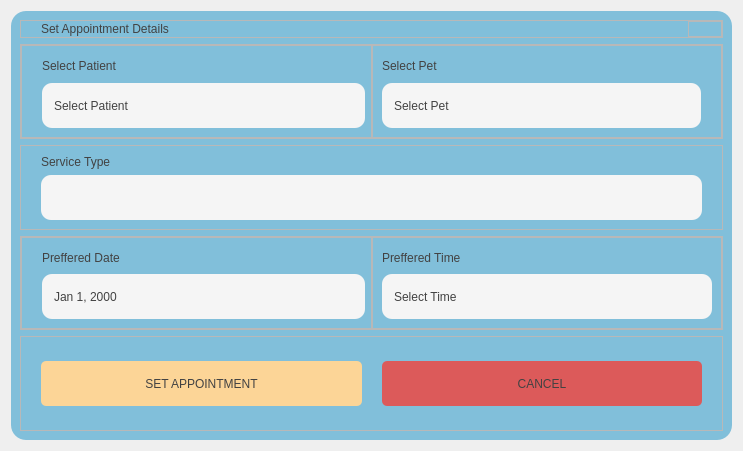
Qt form Desktop_Application/Frontend/ui-files/addAppointmentCard.ui (DreddVDomasian/Petmate-Desktop-Application) before a commit.
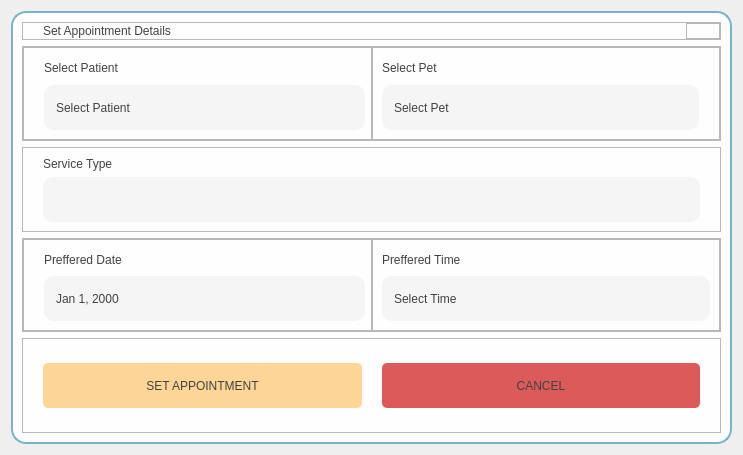
The same form after that commit. Icons and pictures are not drawn.

The edit to the form file:
```diff
--- a/Desktop_Application/Frontend/ui-files/addAppointmentCard.ui
+++ b/Desktop_Application/Frontend/ui-files/addAppointmentCard.ui
@@ -7,7 +7,7 @@
     <x>0</x>
     <y>0</y>
     <width>743</width>
-    <height>451</height>
+    <height>455</height>
    </rect>
   </property>
   <property name="windowTitle">
@@ -21,8 +21,9 @@
     <widget class="QFrame" name="addPopUPFrame">
      <property name="styleSheet">
       <string notr="true">#addPopUPFrame{
-	background-color:#81BFDA;
-	border-radius:15px;
+	background-color:rgb(254, 254, 254);
+    border-radius: 15px;
+    border: 2px solid #78B3CE;
 }
 
 QDateEdit {
```
